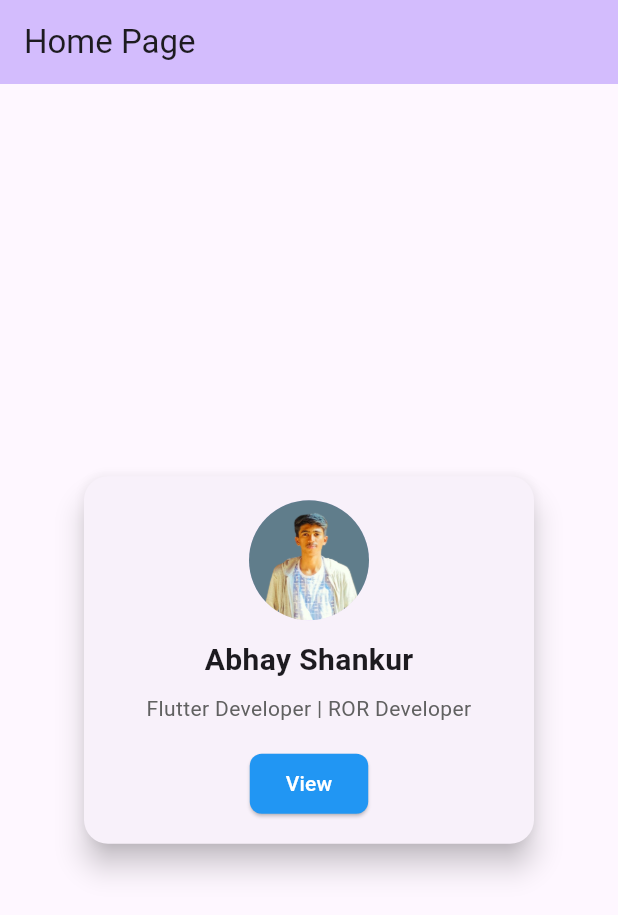
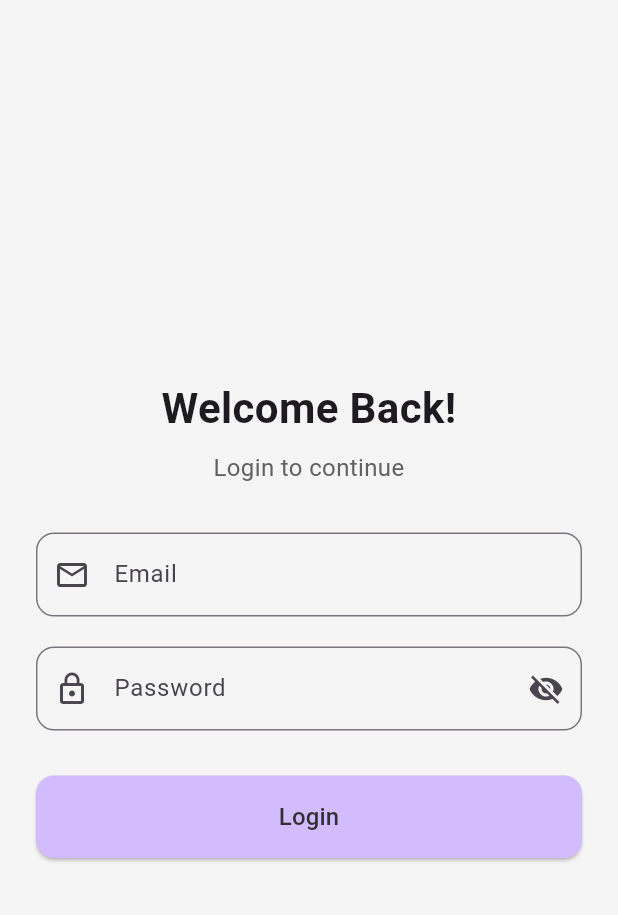
Before and after one commit to abhayshankur-josh/Flutter-Assignments, a Flutter app: the screen it shows after launch, on a phone screen of 412 x 824 dp. Shown: the top 915 px of the screen. Run offline on Flutter 3.47's test engine with Material 3 defaults, Android fonts, the phone set to English and light mode, and no system bars.

Commit message:
Login Form

```diff
--- a/lib/main.dart
+++ b/lib/main.dart
@@ -20,6 +20,7 @@ class MyApp extends StatelessWidget {
         useMaterial3: true,
       ),
       onGenerateRoute: AppRouter.onGenerateRoute,
+      initialRoute: AppRouter.loginPage,
     );
   }
 }
--- a/lib/utils/routes.dart
+++ b/lib/utils/routes.dart
@@ -2,10 +2,12 @@ import 'package:flutter/material.dart';
 import 'package:flutter_assignments/models/profile_model.dart';
 import 'package:flutter_assignments/views/details_page.dart';
 import 'package:flutter_assignments/views/home_page.dart';
+import 'package:flutter_assignments/views/login_page.dart';
 
 class AppRouter {
   static const homePage = "/home";
   static const detailsPage = "/details";
+  static const loginPage = "/login";
 
   static Route<dynamic>? onGenerateRoute(RouteSettings settings) {
     switch (settings.name) {
@@ -13,6 +15,8 @@ class AppRouter {
         return MaterialPageRoute(
           builder: (_) => DetailsPage(details: settings.arguments as Profile),
         );
+      case AppRouter.loginPage:
+        return MaterialPageRoute(builder: (_) => const LoginForm());
       case AppRouter.homePage:
       default:
         return MaterialPageRoute(builder: (_) => const HomePage());
--- /dev/null
+++ b/lib/views/login_page.dart
@@ -0,0 +1,124 @@
+import 'package:flutter/material.dart';
+import 'package:flutter_assignments/views/home_page.dart';
+
+class LoginForm extends StatefulWidget {
+  const LoginForm({super.key});
+
+  @override
+  State<LoginForm> createState() => _LoginFormState();
+}
+
+class _LoginFormState extends State<LoginForm> {
+  final _formKey = GlobalKey<FormState>();
+  final _emailController = TextEditingController();
+  final _passwordController = TextEditingController();
+  bool _obscurePassword = true;
+
+  @override
+  Widget build(BuildContext context) {
+    return Scaffold(
+      backgroundColor: Colors.grey[100],
+      body: Center(
+        child: SingleChildScrollView(
+          padding: const EdgeInsets.all(24),
+          child: Column(
+            crossAxisAlignment: CrossAxisAlignment.stretch,
+            children: [
+              const Text(
+                "Welcome Back!",
+                style: TextStyle(fontSize: 28, fontWeight: FontWeight.bold),
+                textAlign: TextAlign.center,
+              ),
+              const SizedBox(height: 8),
+              Text(
+                "Login to continue",
+                style: TextStyle(fontSize: 16, color: Colors.grey[700]),
+                textAlign: TextAlign.center,
+              ),
+              const SizedBox(height: 32),
+
+              // Form starts
+              Form(
+                key: _formKey,
+                child: Column(
+                  children: [
+                    // Email Field
+                    TextFormField(
+                      controller: _emailController,
+                      decoration: InputDecoration(
+                        labelText: "Email",
+                        border: OutlineInputBorder(
+                          borderRadius: BorderRadius.circular(12),
+                        ),
+                        prefixIcon: const Icon(Icons.email_outlined),
+                      ),
+                      keyboardType: TextInputType.emailAddress,
+                      validator: (value) {
+                        if (value == null || value.isEmpty) return "Email required";
+                        if (!RegExp(r'\S+@\S+\.\S+').hasMatch(value)) return "Enter valid email";
+                        return null;
+                      },
+                    ),
+                    const SizedBox(height: 20),
+
+                    // Password Field
+                    TextFormField(
+                      controller: _passwordController,
+                      obscureText: _obscurePassword,
+                      decoration: InputDecoration(
+                        labelText: "Password",
+                        border: OutlineInputBorder(
+                          borderRadius: BorderRadius.circular(12),
+                        ),
+                        prefixIcon: const Icon(Icons.lock_outline),
+                        suffixIcon: IconButton(
+                          icon: Icon(
+                            _obscurePassword ? Icons.visibility_off : Icons.visibility,
+                          ),
+                          onPressed: () {
+                            setState(() {
+                              _obscurePassword = !_obscurePassword;
+                            });
+                          },
+                        ),
+                      ),
+                      validator: (value) {
+                        if (value == null || value.isEmpty) return "Password required";
+                        if (value.length < 6) return "Min 6 characters";
+                        return null;
+                      },
+                    ),
+                    const SizedBox(height: 30),
+
+                    // Login Button
+                    SizedBox(
+                      width: double.infinity,
+                      child: ElevatedButton(
+                        style: ElevatedButton.styleFrom(
+                          padding: const EdgeInsets.symmetric(vertical: 16),
+                          shape: RoundedRectangleBorder(
+                            borderRadius: BorderRadius.circular(12),
+                          ),
+                          backgroundColor: Theme.of(context).colorScheme.inversePrimary,
+                        ),
+                        child:  Text("Login", style: TextStyle(fontSize: 16, color: Theme.of(context).colorScheme.inverseSurface)),
+                        onPressed: () {
+                          if (_formKey.currentState!.validate()) {
+                            ScaffoldMessenger.of(context).showSnackBar(
+                              const SnackBar(content: Text("Login successful")),
+                            );
+                            Navigator.pushReplacement(context, MaterialPageRoute(builder: (_)=> const HomePage()));
+                          }
+                        },
+                      ),
+                    ),
+                  ],
+                ),
+              ),
+            ],
+          ),
+        ),
+      ),
+    );
+  }
+}
```
Also changed, not shown: lib/views/home_page.dart (line endings or trailing spaces).
